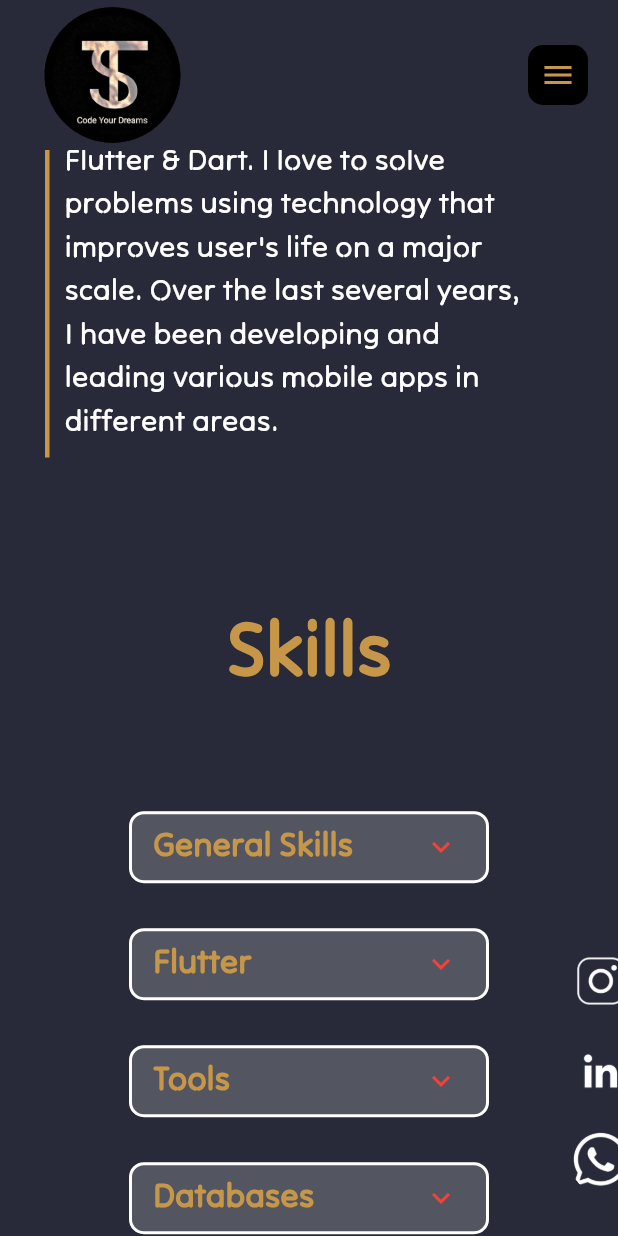
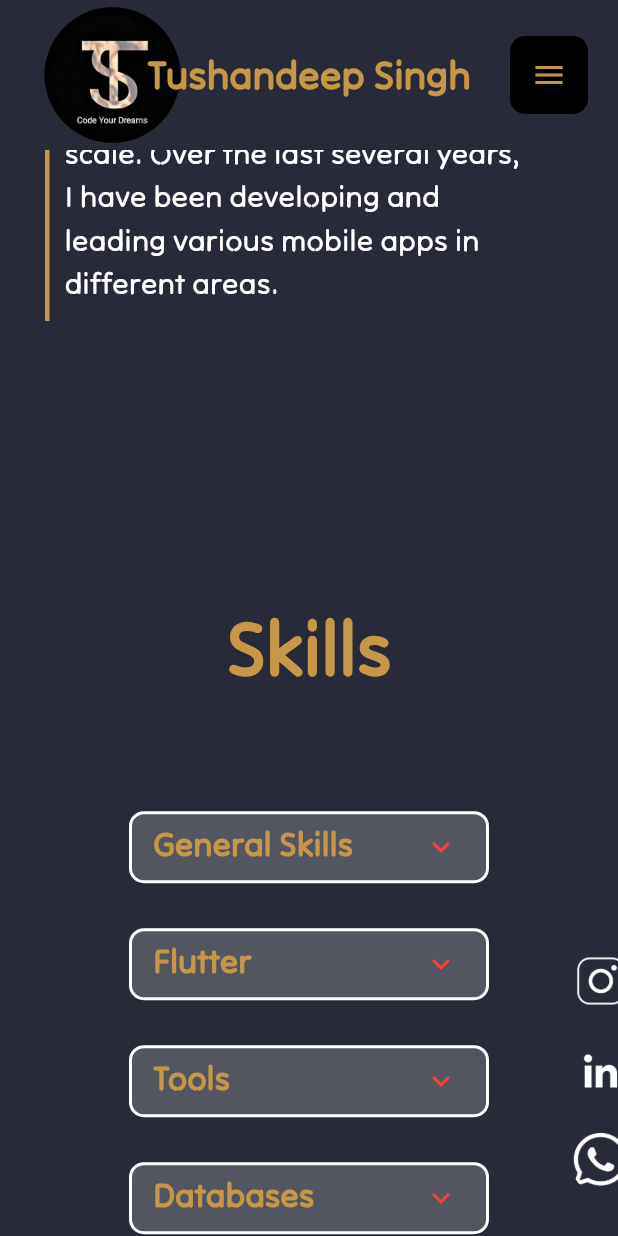
Before and after one commit to Tushandeep/PortfolioWebApp, a Flutter app: the screen it shows after launch, scrolled down 1152 dp, on a phone screen of 412 x 824 dp. Run offline on Flutter 3.47's test engine with Material 2 defaults, Android fonts, the phone set to English and light mode, and no system bars; drawn by our look-alikes of flutter_animate; our stand-ins replace get; missing offline and left inert: dart:html.

Commit message:
Tiny Improvements

```diff
--- a/lib/controllers/dashboard_controller.dart
+++ b/lib/controllers/dashboard_controller.dart
@@ -9,4 +9,7 @@ class DashBoardController extends GetxController {
   final RxBool blinking = false.obs;
 
   final RxBool showSocials = true.obs;
+
+  final RxList<bool> skillsContainerExpand =
+      List.generate(5, (index) => false).obs;
 }
--- a/lib/views/dashboard/dashboard.dart
+++ b/lib/views/dashboard/dashboard.dart
@@ -1,6 +1,7 @@
 import 'dart:math';
 
 import 'package:flutter/material.dart';
+import 'package:flutter_animate/flutter_animate.dart';
 import 'package:get/get.dart';
 
 import '../../constants/constants.dart';
@@ -203,7 +204,7 @@ class _AppBar extends StatefulWidget {
   State<_AppBar> createState() => _AppBarState();
 }
 
-class _AppBarState extends State<_AppBar> {
+class _AppBarState extends State<_AppBar> with SingleTickerProviderStateMixin {
   bool _isOpened = false;
 
   TextStyle get _style => TextStyle(
@@ -233,6 +234,29 @@ class _AppBarState extends State<_AppBar> {
                   ),
                 ),
               ),
+              Obx(
+                () {
+                  if (widget._controller.factor.value > 0 &&
+                      constraints.maxWidth < kMobileWidth) {
+                    return Align(
+                      alignment: Alignment.center,
+                      child: Text(
+                        "Tushandeep Singh",
+                        style: TextStyle(
+                          color: widget._theme.colorScheme.primary,
+                          fontSize: 26,
+                          fontWeight: FontWeight.bold,
+                        ),
+                      ),
+                    ).animate(autoPlay: true).fade(
+                          begin: 0,
+                          end: 1,
+                          duration: const Duration(seconds: 1),
+                        );
+                  }
+                  return const Center();
+                },
+              ),
               if (constraints.maxWidth >= kMobileWidth)
                 Row(
                   mainAxisAlignment: MainAxisAlignment.center,
@@ -252,13 +276,11 @@ class _AppBarState extends State<_AppBar> {
                   child: StatefulBuilder(
                     builder: (context, update) {
                       return Container(
-                        height: 40,
-                        width: 40,
+                        padding: const EdgeInsets.all(2),
                         decoration: BoxDecoration(
                           color: Colors.black,
                           borderRadius: BorderRadius.circular(10),
                         ),
-                        child: Center(
                         child: PopupMenuButton<int>(
                           onOpened: () => update(() {
                             _isOpened = true;
@@ -327,7 +349,6 @@ class _AppBarState extends State<_AppBar> {
                             ),
                           ],
                         ),
-                        ),
                       );
                     },
                   ),
--- a/lib/views/dashboard/pages/about_page.dart
+++ b/lib/views/dashboard/pages/about_page.dart
@@ -68,6 +68,7 @@ class _AboutPageState extends State<AboutPage> with TickerProviderStateMixin {
               left: 20,
               right: 50,
             ),
+            child: SingleChildScrollView(
               child: Column(
                 crossAxisAlignment: CrossAxisAlignment.start,
                 mainAxisAlignment: MainAxisAlignment.center,
@@ -107,6 +108,7 @@ class _AboutPageState extends State<AboutPage> with TickerProviderStateMixin {
               ),
             ),
           ),
+        ),
       ];
 
   @override
--- a/lib/views/dashboard/pages/skills_page.dart
+++ b/lib/views/dashboard/pages/skills_page.dart
@@ -1,6 +1,8 @@
 import 'dart:math';
 
 import 'package:flutter/material.dart';
+import 'package:get/get.dart';
+import 'package:portfolio/controllers/dashboard_controller.dart';
 
 import '../../../constants/constants.dart';
 
@@ -17,6 +19,7 @@ class _SkillsPageState extends State<SkillsPage> {
 
   final List<Widget> _childrens = <Widget>[
     const SkillTile(
+      index: 0,
       mainSkill: "General Skills",
       subSkills: [
         "Deep OOPS",
@@ -26,6 +29,7 @@ class _SkillsPageState extends State<SkillsPage> {
       ],
     ),
     const SkillTile(
+      index: 1,
       mainSkill: "Flutter",
       subSkills: [
         "Dart",
@@ -38,6 +42,7 @@ class _SkillsPageState extends State<SkillsPage> {
       ],
     ),
     const SkillTile(
+      index: 2,
       mainSkill: "Tools",
       subSkills: [
         "Git",
@@ -48,6 +53,7 @@ class _SkillsPageState extends State<SkillsPage> {
       ],
     ),
     const SkillTile(
+      index: 3,
       mainSkill: "Databases",
       subSkills: [
         "Realtime Database",
@@ -56,6 +62,7 @@ class _SkillsPageState extends State<SkillsPage> {
       ],
     ),
     const SkillTile(
+      index: 4,
       mainSkill: "Other",
       subSkills: [
         "JSON",
@@ -128,11 +135,14 @@ class SkillsLabelWidget extends StatelessWidget {
 class SkillTile extends StatefulWidget {
   const SkillTile({
     super.key,
+    required int index,
     required String mainSkill,
     required List<String> subSkills,
-  })  : _mainSkill = mainSkill,
+  })  : _index = index,
+        _mainSkill = mainSkill,
         _subSkills = subSkills;
 
+  final int _index;
   final List<String> _subSkills;
   final String _mainSkill;
 
@@ -141,9 +151,17 @@ class SkillTile extends StatefulWidget {
 }
 
 class _SkillTileState extends State<SkillTile> {
-  bool isExpanded = false;
+  // bool isExpanded = false;
 
   late ThemeData _theme;
+  late DashBoardController _controller;
+
+  @override
+  void initState() {
+    super.initState();
+
+    _controller = Get.find<DashBoardController>();
+  }
 
   @override
   void didChangeDependencies() {
@@ -164,25 +182,33 @@ class _SkillTileState extends State<SkillTile> {
           ),
           borderRadius: BorderRadius.circular(10),
         ),
-        child: ClipRRect(
+        child: Obx(
+          () => ClipRRect(
             borderRadius: BorderRadius.circular(10),
             child: ExpansionPanelList(
               elevation: 0,
               animationDuration: const Duration(seconds: 1),
               expandIconColor: Colors.red,
               expansionCallback: (_, isOpen) {
-              setState(() {
-                isExpanded = !isExpanded;
-              });
+                // setState(() {
+                // isExpanded = !isExpanded;
+                // });
+                if (isOpen) {
+                  _controller.skillsContainerExpand[widget._index] = false;
+                } else {
+                  _controller.skillsContainerExpand(List.filled(5, false));
+                  _controller.skillsContainerExpand[widget._index] = true;
+                }
               },
               children: [
                 _buildExpansionTile(
-                isExpanded,
+                  _controller.skillsContainerExpand[widget._index],
                   _theme,
                   widget._mainSkill,
                   widget._subSkills,
                 ),
               ],
+            ),
           ),
         ),
       ),
```
Also changed, not shown: lib/views/dashboard/pages/experience_page.dart (+12 -32 lines). Lines whose indentation alone changed are shown as unchanged.
